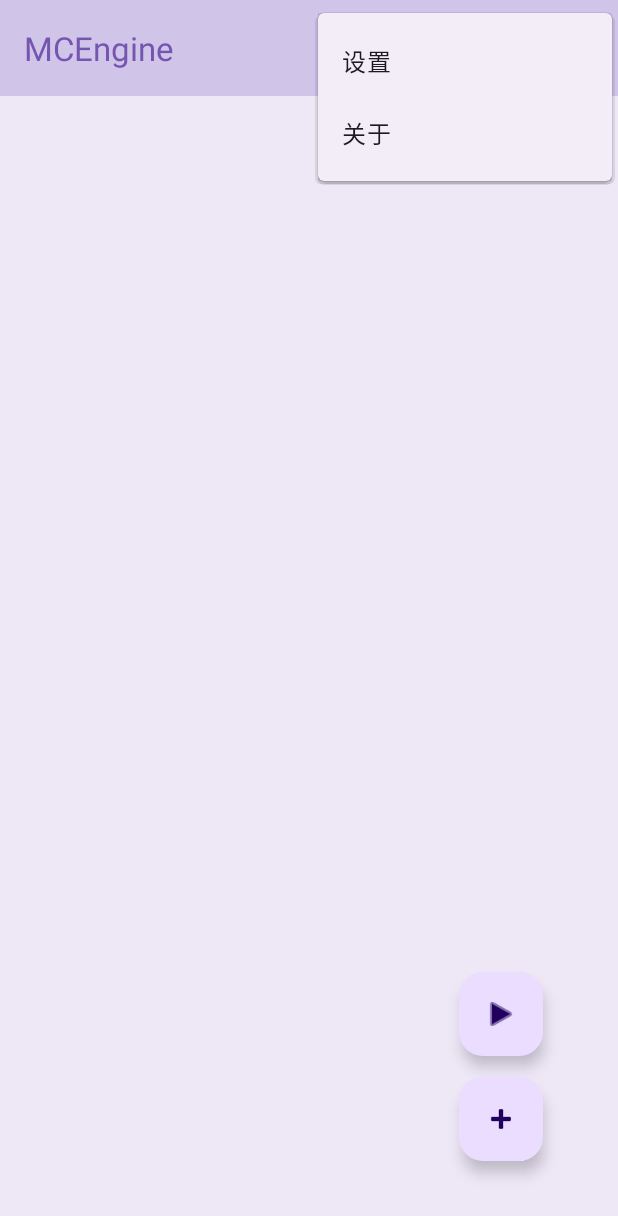
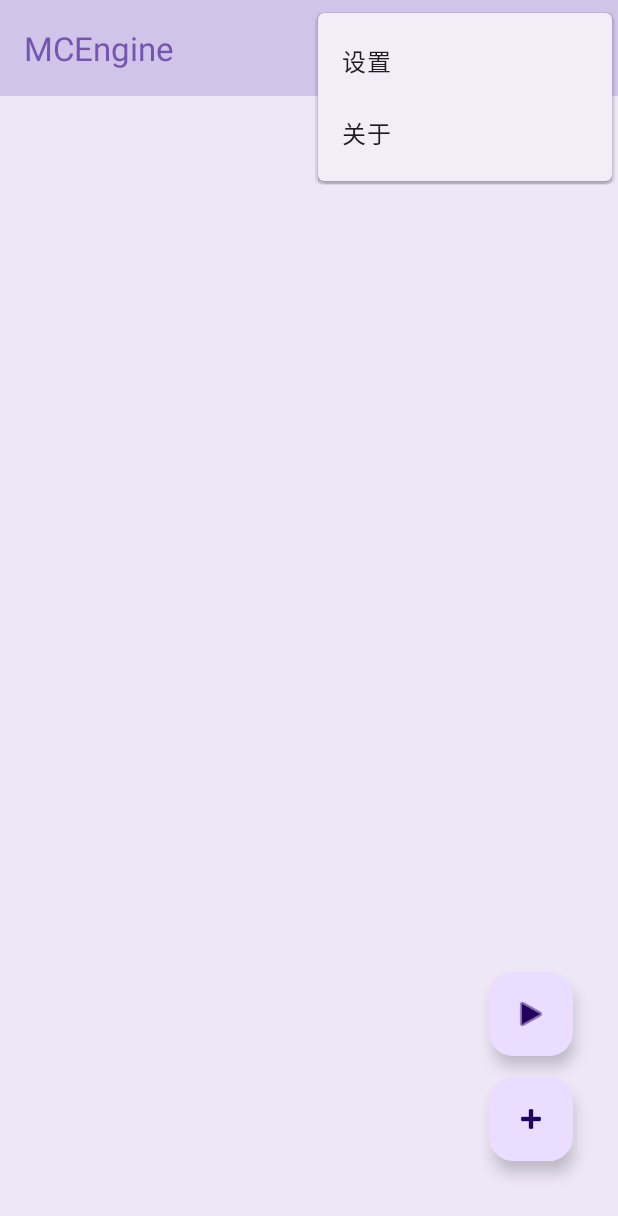
Before and after one commit to OneFeiFan/MCEngine, an Android app: the screen it shows after launch (MainActivity), with the options menu open, on a phone screen of 412 x 824 dp. Shown: the top 1216 px of the screen. Run offline under Robolectric (Android 15) with nearby library versions, the phone set to English and light mode, and no system bars; libraries missing offline, so code that uses them is left out: net.qiujuer.genius; network calls fail; 2 statements that could not run were skipped.

Commit message:
更改界面

```diff
--- /dev/null
+++ b/app/src/main/res/drawable/a_gear.xml
@@ -0,0 +1,5 @@
+<vector android:height="15dp" android:tint="#B39DDB"
+    android:viewportHeight="24" android:viewportWidth="24"
+    android:width="15dp" xmlns:android="http://schemas.android.com/apk/res/android">
+    <path android:fillColor="@android:color/white" android:pathData="M19.14,12.94c0.04,-0.3 0.06,-0.61 0.06,-0.94c0,-0.32 -0.02,-0.64 -0.07,-0.94l2.03,-1.58c0.18,-0.14 0.23,-0.41 0.12,-0.61l-1.92,-3.32c-0.12,-0.22 -0.37,-0.29 -0.59,-0.22l-2.39,0.96c-0.5,-0.38 -1.03,-0.7 -1.62,-0.94L14.4,2.81c-0.04,-0.24 -0.24,-0.41 -0.48,-0.41h-3.84c-0.24,0 -0.43,0.17 -0.47,0.41L9.25,5.35C8.66,5.59 8.12,5.92 7.63,6.29L5.24,5.33c-0.22,-0.08 -0.47,0 -0.59,0.22L2.74,8.87C2.62,9.08 2.66,9.34 2.86,9.48l2.03,1.58C4.84,11.36 4.8,11.69 4.8,12s0.02,0.64 0.07,0.94l-2.03,1.58c-0.18,0.14 -0.23,0.41 -0.12,0.61l1.92,3.32c0.12,0.22 0.37,0.29 0.59,0.22l2.39,-0.96c0.5,0.38 1.03,0.7 1.62,0.94l0.36,2.54c0.05,0.24 0.24,0.41 0.48,0.41h3.84c0.24,0 0.44,-0.17 0.47,-0.41l0.36,-2.54c0.59,-0.24 1.13,-0.56 1.62,-0.94l2.39,0.96c0.22,0.08 0.47,0 0.59,-0.22l1.92,-3.32c0.12,-0.22 0.07,-0.47 -0.12,-0.61L19.14,12.94zM12,15.6c-1.98,0 -3.6,-1.62 -3.6,-3.6s1.62,-3.6 3.6,-3.6s3.6,1.62 3.6,3.6S13.98,15.6 12,15.6z"/>
+</vector>
--- a/app/src/main/res/layout/activity_main.xml
+++ b/app/src/main/res/layout/activity_main.xml
@@ -33,13 +33,13 @@
         android:layout_height="wrap_content"
         android:layout_alignParentEnd="true"
         android:layout_alignParentBottom="true"
-        android:layout_marginEnd="50dp"
+        android:layout_marginEnd="30dp"
         android:layout_marginBottom="50dp"
+        android:background="@color/purple_50"
         android:clickable="true"
-        app:srcCompat="@android:drawable/ic_input_add"
-        android:background="@color/purple_50"
         android:focusable="true"
-        android:importantForAccessibility="no" />
+        android:importantForAccessibility="no"
+        app:srcCompat="@android:drawable/ic_input_add" />
 
     <com.google.android.material.floatingactionbutton.FloatingActionButton
         android:id="@+id/floatingActionButton2"
@@ -47,13 +47,13 @@
         android:layout_height="wrap_content"
         android:layout_alignParentEnd="true"
         android:layout_alignParentBottom="true"
-        android:layout_marginEnd="50dp"
+        android:layout_marginEnd="30dp"
         android:layout_marginBottom="120dp"
+        android:background="@color/purple_50"
         android:clickable="true"
         android:focusable="true"
-        android:background="@color/purple_50"
-        app:srcCompat="@android:drawable/ic_media_play"
-        android:importantForAccessibility="no" />
+        android:importantForAccessibility="no"
+        app:srcCompat="@android:drawable/ic_media_play" />
 
     <ListView
         android:id="@+id/modList"
```
Also changed, not shown: app/src/main/res/layout/activity_list.xml (+22 -18 lines).
